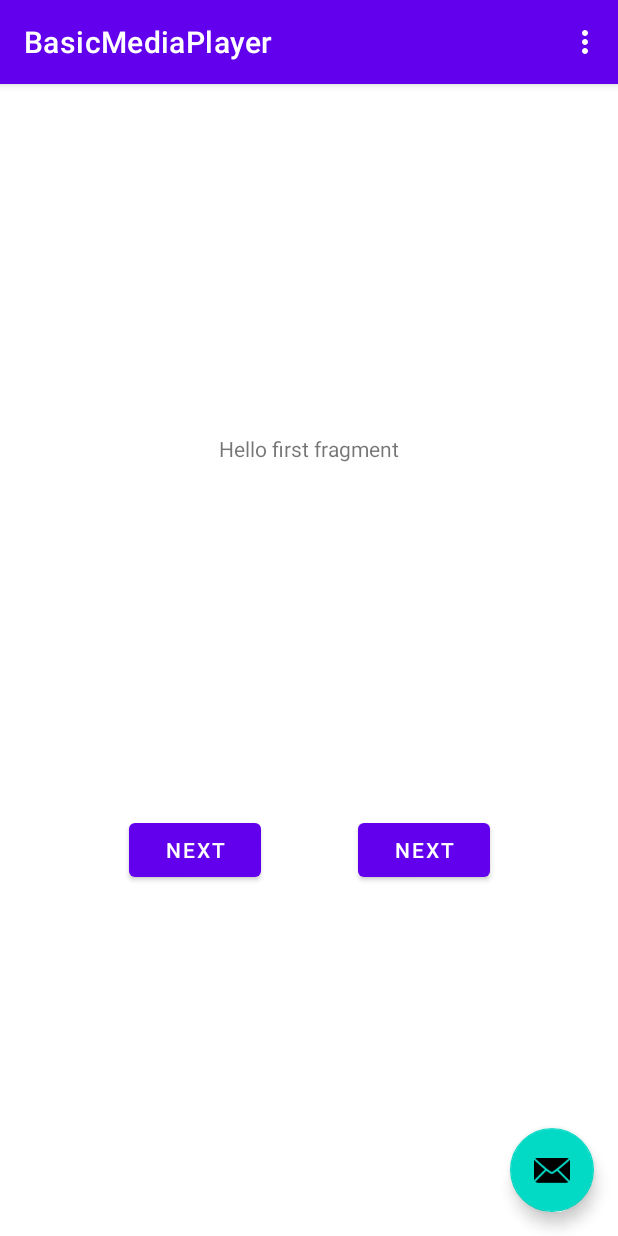
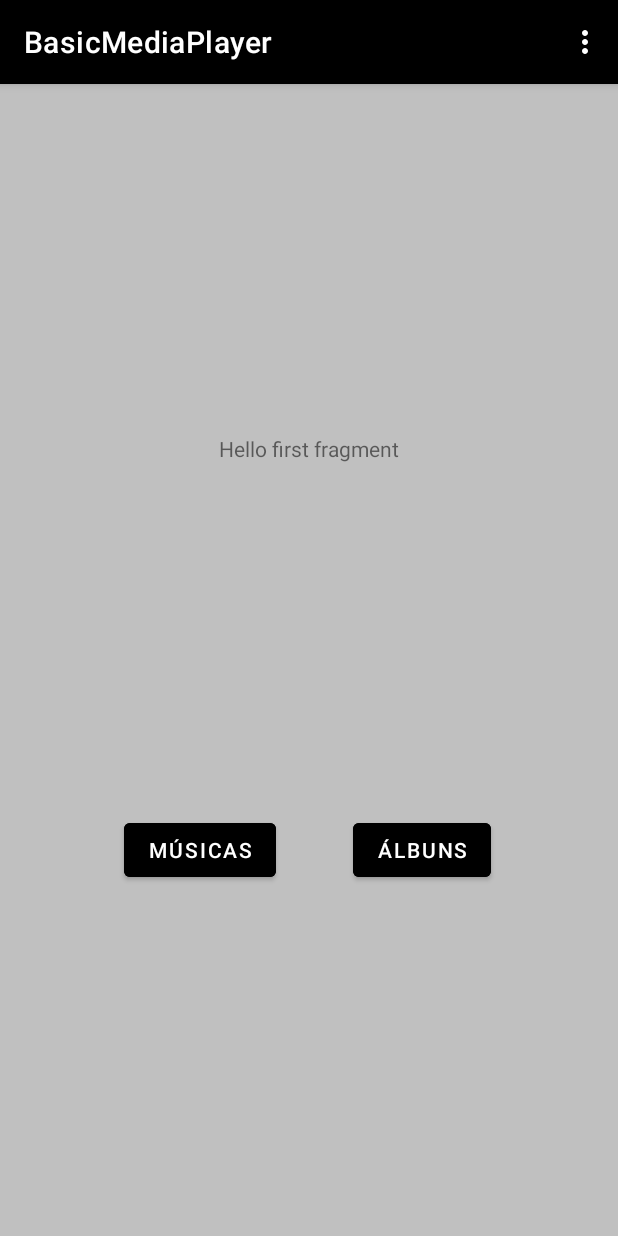
Before and after one commit to kevinraafael/Android-Music, an Android app: the screen it shows after launch (MainActivity), on a phone screen of 412 x 824 dp. Run offline under Robolectric (Android 15) with nearby library versions, the phone set to English and light mode, and no system bars.

Commit message:
feat:ajuste de cores

```diff
--- a/app/src/main/java/com/example/basicmediaplayer/MainActivity.java
+++ b/app/src/main/java/com/example/basicmediaplayer/MainActivity.java
@@ -22,14 +22,7 @@ public class MainActivity extends AppCompatActivity {
         Toolbar toolbar = findViewById(R.id.toolbar);
         setSupportActionBar(toolbar);
 
-        FloatingActionButton fab = findViewById(R.id.fab);
-        fab.setOnClickListener(new View.OnClickListener() {
-            @Override
-            public void onClick(View view) {
-                Snackbar.make(view, "Replace with your own action", Snackbar.LENGTH_LONG)
-                        .setAction("Action", null).show();
-            }
-        });
+
     }
 
     @Override
--- a/app/src/main/res/layout/activity_main.xml
+++ b/app/src/main/res/layout/activity_main.xml
@@ -4,30 +4,30 @@
     xmlns:tools="http://schemas.android.com/tools"
     android:layout_width="match_parent"
     android:layout_height="match_parent"
+    android:background="@color/backgroundPrimary"
+
     tools:context=".MainActivity">
 
     <com.google.android.material.appbar.AppBarLayout
         android:layout_width="match_parent"
         android:layout_height="wrap_content"
-        android:theme="@style/Theme.BasicMediaPlayer.AppBarOverlay">
+        android:theme="@style/Theme.BasicMediaPlayer.AppBarOverlay"
+        android:background="@color/black"
+
+        android:gravity="center"
+        >
 
         <androidx.appcompat.widget.Toolbar
             android:id="@+id/toolbar"
             android:layout_width="match_parent"
             android:layout_height="?attr/actionBarSize"
-            android:background="?attr/colorPrimary"
+
             app:popupTheme="@style/Theme.BasicMediaPlayer.PopupOverlay" />
 
     </com.google.android.material.appbar.AppBarLayout>
 
     <include layout="@layout/content_main" />
 
-    <com.google.android.material.floatingactionbutton.FloatingActionButton
-        android:id="@+id/fab"
-        android:layout_width="wrap_content"
-        android:layout_height="wrap_content"
-        android:layout_gravity="bottom|end"
-        android:layout_margin="@dimen/fab_margin"
-        app:srcCompat="@android:drawable/ic_dialog_email" />
+
 
 </androidx.coordinatorlayout.widget.CoordinatorLayout>
--- a/app/src/main/res/layout/fragment_first.xml
+++ b/app/src/main/res/layout/fragment_first.xml
@@ -20,18 +20,21 @@
         android:id="@+id/button_first"
         android:layout_width="wrap_content"
         android:layout_height="wrap_content"
-        android:text="@string/next"
+        android:text="@string/music"
+        android:backgroundTint="@color/black"
         app:layout_constraintBottom_toBottomOf="parent"
         app:layout_constraintEnd_toEndOf="parent"
         app:layout_constraintHorizontal_bias="0.266"
         app:layout_constraintStart_toStartOf="parent"
-        app:layout_constraintTop_toBottomOf="@id/textview_first" />
+        app:layout_constraintTop_toBottomOf="@id/textview_first"
+        />
 
     <Button
         android:id="@+id/button_toThird"
         android:layout_width="wrap_content"
         android:layout_height="wrap_content"
-        android:text="@string/next"
+        android:text="@string/album"
+        android:backgroundTint="@color/black"
         app:layout_constraintBottom_toBottomOf="parent"
         app:layout_constraintEnd_toEndOf="parent"
         app:layout_constraintHorizontal_bias="0.736"
--- a/app/src/main/res/layout/fragment_second.xml
+++ b/app/src/main/res/layout/fragment_second.xml
@@ -20,6 +20,7 @@
         android:layout_width="wrap_content"
         android:layout_height="wrap_content"
         android:text="@string/goBack"
+        android:backgroundTint="@color/black"
         app:layout_constraintBottom_toBottomOf="parent"
         app:layout_constraintEnd_toEndOf="parent"
         app:layout_constraintStart_toStartOf="parent"
--- a/app/src/main/res/layout/fragment_third.xml
+++ b/app/src/main/res/layout/fragment_third.xml
@@ -24,6 +24,7 @@
         android:layout_height="wrap_content"
         android:layout_marginTop="380dp"
         android:text="@string/goBack"
+        android:backgroundTint="@color/black"
         app:layout_constraintEnd_toEndOf="parent"
         app:layout_constraintStart_toStartOf="parent"
         app:layout_constraintTop_toBottomOf="@+id/textView" />
--- a/app/src/main/res/values/colors.xml
+++ b/app/src/main/res/values/colors.xml
@@ -7,4 +7,6 @@
     <color name="teal_700">#FF018786</color>
     <color name="black">#FF000000</color>
     <color name="white">#FFFFFFFF</color>
+    <color name="backgroundPrimary">#C0C0C0</color>
+    <color name= "body">#16191B</color>
 </resources>
--- a/app/src/main/res/values/strings.xml
+++ b/app/src/main/res/values/strings.xml
@@ -15,6 +15,8 @@
     <string name ="selectAlbum"> Selecione o album especifico</string>
     <string name="goBack">Voltar</string>
     <string name="goNext">Próximo</string>
+    <string name ="album">Álbuns</string>
+    <string name="music">Músicas</string>
     <array name="sons">
         <item>"Escolha um trecho de música"</item>
         <item>"November Rain  - Guns and Roses"</item>
```
